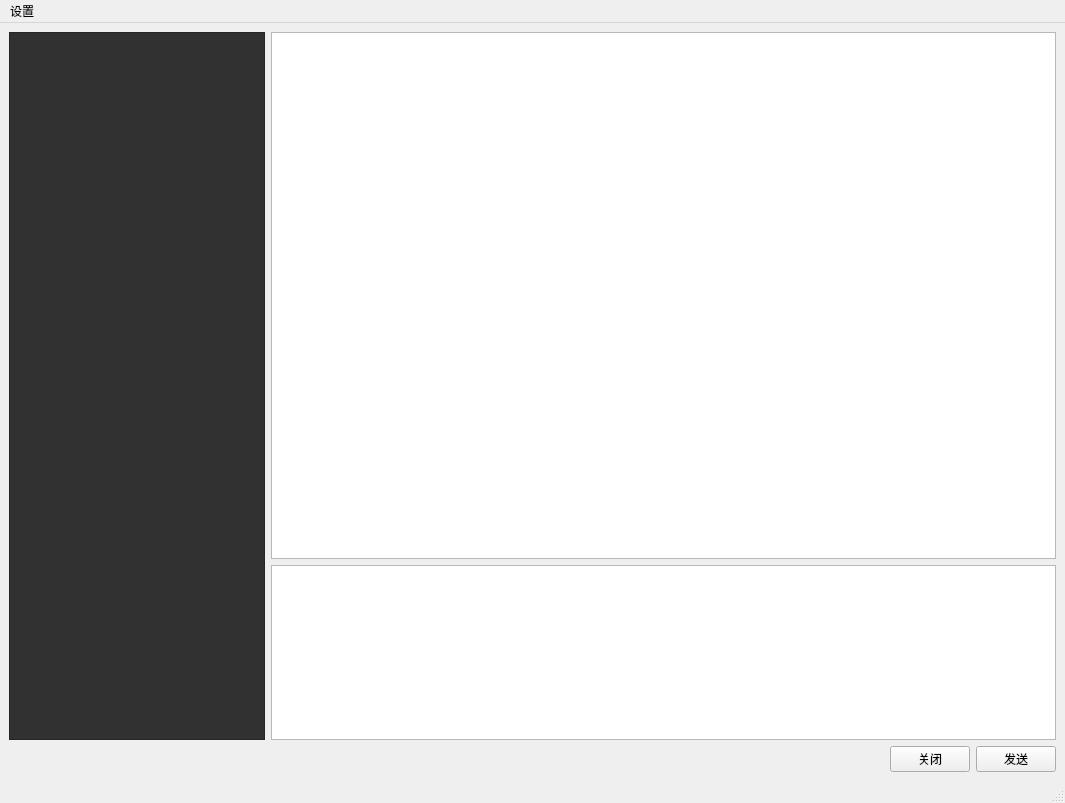
First picture: the form in ChatgptClient.ui, repository longly-boat/ChatgptClient, before the edit.
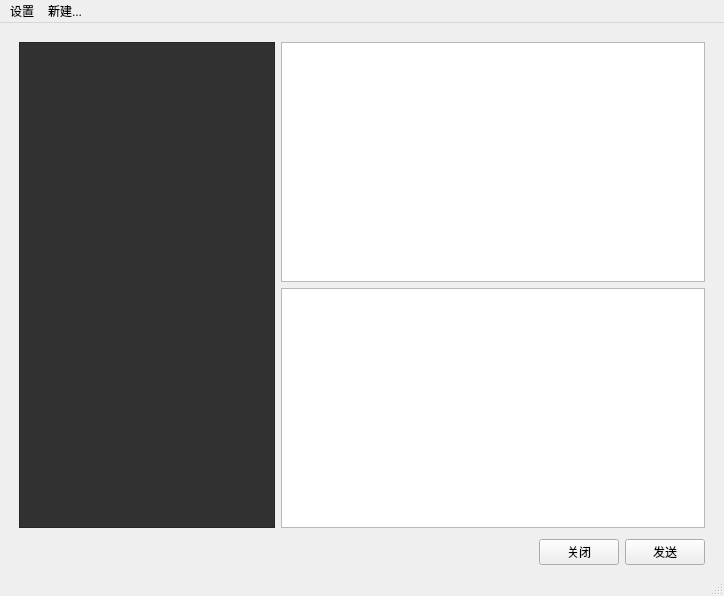
Second picture: the form after the edit.

Commit message: 重新调整了界面，添加了新的菜单项，引入了用户头像和gpt头像资源文件美化Chatlist

Diff of the .ui file:
```diff
--- a/ChatgptClient.ui
+++ b/ChatgptClient.ui
@@ -6,8 +6,8 @@
    <rect>
     <x>0</x>
     <y>0</y>
-    <width>1065</width>
-    <height>803</height>
+    <width>724</width>
+    <height>596</height>
    </rect>
   </property>
   <property name="windowTitle">
@@ -17,6 +17,18 @@
    <layout class="QVBoxLayout" name="verticalLayout_2">
     <item>
      <layout class="QHBoxLayout" name="horizontalLayout_2" stretch="0,5">
+      <property name="leftMargin">
+       <number>10</number>
+      </property>
+      <property name="topMargin">
+       <number>10</number>
+      </property>
+      <property name="rightMargin">
+       <number>10</number>
+      </property>
+      <property name="bottomMargin">
+       <number>5</number>
+      </property>
       <item>
        <widget class="QListWidget" name="HistoryView">
         <property name="styleSheet">
@@ -26,7 +38,7 @@
        </widget>
       </item>
       <item>
-       <layout class="QVBoxLayout" name="verticalLayout" stretch="3,1">
+       <layout class="QVBoxLayout" name="verticalLayout" stretch="0,0">
         <item>
          <widget class="QListWidget" name="chatlist"/>
         </item>
@@ -39,6 +51,12 @@
     </item>
     <item>
      <layout class="QHBoxLayout" name="horizontalLayout_3">
+      <property name="leftMargin">
+       <number>10</number>
+      </property>
+      <property name="rightMargin">
+       <number>10</number>
+      </property>
       <item>
        <spacer name="horizontalSpacer">
         <property name="orientation">
@@ -75,8 +93,8 @@
     <rect>
      <x>0</x>
      <y>0</y>
-     <width>1065</width>
-     <height>23</height>
+     <width>724</width>
+     <height>22</height>
     </rect>
    </property>
    <widget class="QMenu" name="menu">
@@ -88,7 +106,14 @@
     </property>
     <addaction name="actionSetting"/>
    </widget>
+   <widget class="QMenu" name="menu_2">
+    <property name="title">
+     <string>新建...</string>
+    </property>
+    <addaction name="action"/>
+   </widget>
    <addaction name="menu"/>
+   <addaction name="menu_2"/>
   </widget>
   <widget class="QStatusBar" name="statusbar"/>
   <action name="actionsetting">
```
Left out of the diff: 5 changed lines with no effect on the pictures. The commit also changes 6 other files.
